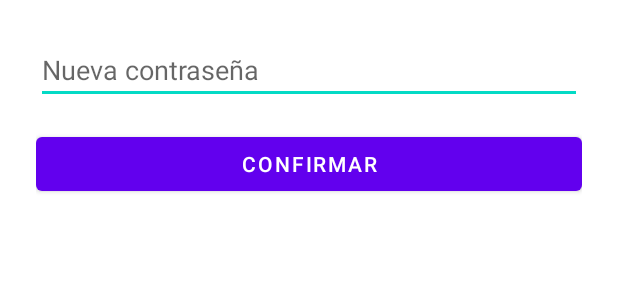
After one commit to Monthy04/Proyecto_Movil, an Android app: the layout dialog_cambiar_contrasena.xml on its own in the app's theme, with its tools: preview values and no code run, on a phone screen of 412 x 824 dp. The commit adds this screen. Shown: the top 300 px of the screen. Run offline under Robolectric (Android 15) with nearby library versions, the phone set to English and light mode, and no system bars.

Commit message:
ventana con botones de cambiar contraseña y cerrar sesion completamente funcionales

```diff
--- /dev/null
+++ b/app/src/main/res/layout/dialog_cambiar_contrasena.xml
@@ -0,0 +1,21 @@
+<?xml version="1.0" encoding="utf-8"?>
+<LinearLayout xmlns:android="http://schemas.android.com/apk/res/android"
+    android:layout_width="match_parent"
+    android:layout_height="wrap_content"
+    android:padding="24dp"
+    android:orientation="vertical">
+
+    <EditText
+        android:id="@+id/etNuevaContrasena"
+        android:layout_width="match_parent"
+        android:layout_height="wrap_content"
+        android:hint="Nueva contraseña"
+        android:inputType="textPassword" />
+
+    <Button
+        android:id="@+id/btnConfirmarCambio"
+        android:layout_width="match_parent"
+        android:layout_height="wrap_content"
+        android:text="Confirmar"
+        android:layout_marginTop="16dp"/>
+</LinearLayout>
```
Also changed, not shown: app/src/main/java/com/example/proyecto_3p/Usuario.kt (+11 -3 lines), app/src/main/java/com/example/proyecto_3p/ui/FragmentUsusario.kt (+34 -7 lines).
